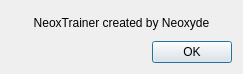
qkdreyer/neoxtrainer3, file AboutForm.ui: the form before one commit.
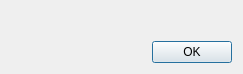
The form after the commit.

Patch:
```diff
--- a/AboutForm.ui
+++ b/AboutForm.ui
@@ -17,7 +17,7 @@
    <item>
     <widget class="QLabel" name="label">
      <property name="text">
-      <string>NeoxTrainer created by Neoxyde</string>
+      <string/>
      </property>
      <property name="alignment">
       <set>Qt::AlignCenter</set>
```
